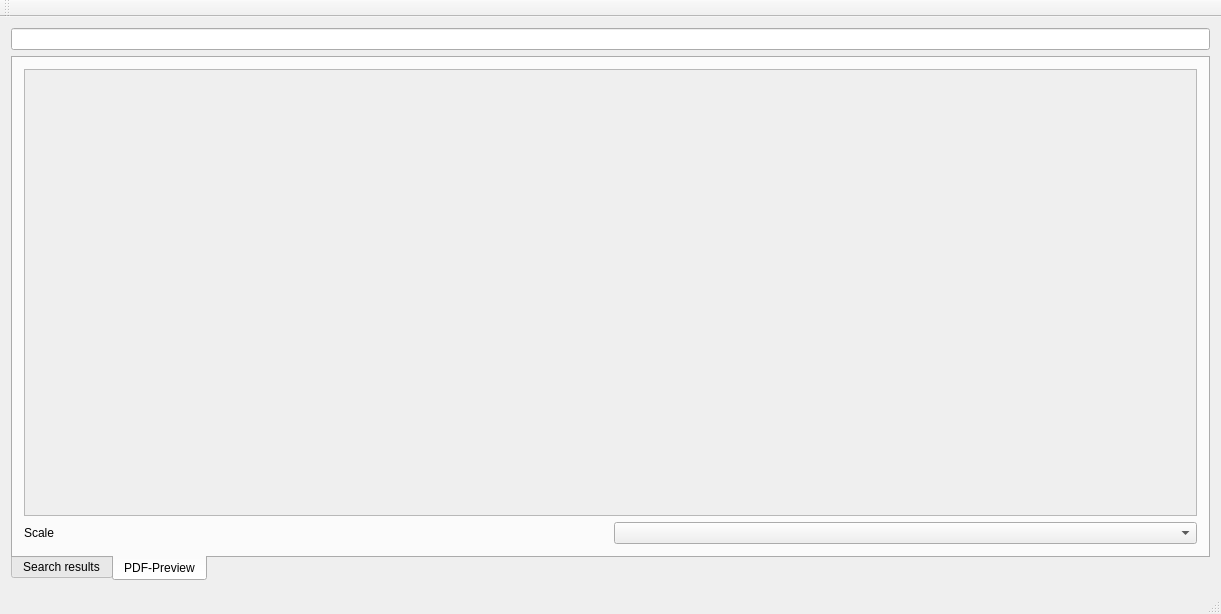
The window that gui/mainwindow.ui (quitesimpleorg/looqs) describes before a commit, drawn with Qt 5.
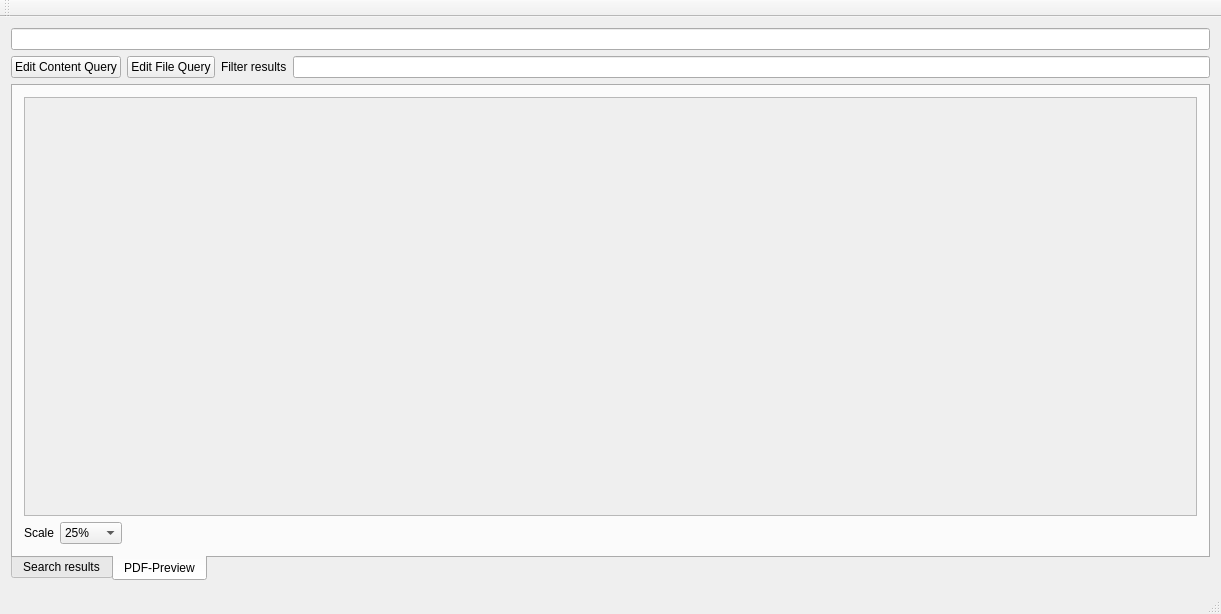
The same window after the commit.

Commit message: mainwindow.ui: UI Changes (Scale + Filters + Buttons). Logic not implemented

The edit to the form file:
```diff
--- a/gui/mainwindow.ui
+++ b/gui/mainwindow.ui
@@ -18,6 +18,34 @@
     <item>
      <widget class="QLineEdit" name="txtSearch"/>
     </item>
+    <item>
+     <layout class="QHBoxLayout" name="horizontalLayout_3">
+      <item>
+       <widget class="QPushButton" name="pushButton_2">
+        <property name="text">
+         <string>Edit Content Query</string>
+        </property>
+       </widget>
+      </item>
+      <item>
+       <widget class="QPushButton" name="pushButton">
+        <property name="text">
+         <string>Edit File Query</string>
+        </property>
+       </widget>
+      </item>
+      <item>
+       <widget class="QLabel" name="label">
+        <property name="text">
+         <string>Filter results</string>
+        </property>
+       </widget>
+      </item>
+      <item>
+       <widget class="QLineEdit" name="lineEdit"/>
+      </item>
+     </layout>
+    </item>
     <item>
      <widget class="QTabWidget" name="tabWidget">
       <property name="tabPosition">
@@ -79,7 +107,7 @@
              <x>0</x>
              <y>0</y>
              <width>1179</width>
-             <height>428</height>
+             <height>397</height>
             </rect>
            </property>
            <layout class="QHBoxLayout" name="horizontalLayout"/>
@@ -96,7 +124,54 @@
            </widget>
           </item>
           <item>
-           <widget class="QComboBox" name="comboBox"/>
+           <widget class="QComboBox" name="comboBox">
+            <property name="currentText">
+             <string>100%</string>
+            </property>
+            <item>
+             <property name="text">
+              <string>25%</string>
+             </property>
+            </item>
+            <item>
+             <property name="text">
+              <string>50%</string>
+             </property>
+            </item>
+            <item>
+             <property name="text">
+              <string>75%</string>
+             </property>
+            </item>
+            <item>
+             <property name="text">
+              <string>100%</string>
+             </property>
+            </item>
+            <item>
+             <property name="text">
+              <string>125%</string>
+             </property>
+            </item>
+            <item>
+             <property name="text">
+              <string>150%</string>
+             </property>
+            </item>
+           </widget>
+          </item>
+          <item>
+           <spacer name="horizontalSpacer">
+            <property name="orientation">
+             <enum>Qt::Horizontal</enum>
+            </property>
+            <property name="sizeHint" stdset="0">
+             <size>
+              <width>40</width>
+              <height>20</height>
+             </size>
+            </property>
+           </spacer>
           </item>
          </layout>
         </item>
```
